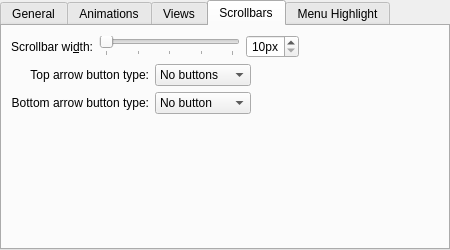
The window that kstyle/config/ui/oxygenstyleconfig.ui (KDE/oxygen) describes before a commit, drawn with Qt 5.
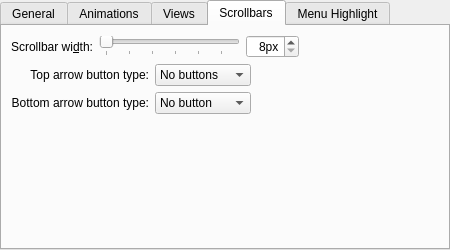
The same window after the commit. The open tabs and pages were chosen to show the change. Custom widgets are drawn as their Qt base class.

Commit message: kstyle: Fix misproportionate default scrollbar width

```diff
--- a/kstyle/config/ui/oxygenstyleconfig.ui
+++ b/kstyle/config/ui/oxygenstyleconfig.ui
@@ -282,13 +282,13 @@
          <item>
           <widget class="QSlider" name="_scrollBarWidthSlider">
            <property name="minimum">
-            <number>10</number>
+            <number>8</number>
            </property>
            <property name="maximum">
             <number>30</number>
            </property>
            <property name="pageStep">
-            <number>5</number>
+            <number>4</number>
            </property>
            <property name="orientation">
             <enum>Qt::Horizontal</enum>
@@ -297,7 +297,7 @@
             <enum>QSlider::TicksBelow</enum>
            </property>
            <property name="tickInterval">
-            <number>5</number>
+            <number>4</number>
            </property>
           </widget>
          </item>
@@ -310,7 +310,7 @@
             <string>px</string>
            </property>
            <property name="minimum">
-            <number>10</number>
+            <number>8</number>
            </property>
            <property name="maximum">
             <number>30</number>
```
The commit also changes 1 other file.
